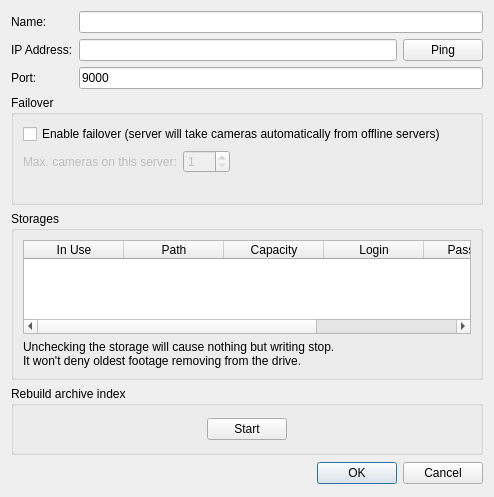
Qt form client/src/ui/dialogs/server_settings_dialog.ui (networkoptix/nx_open) before a commit.
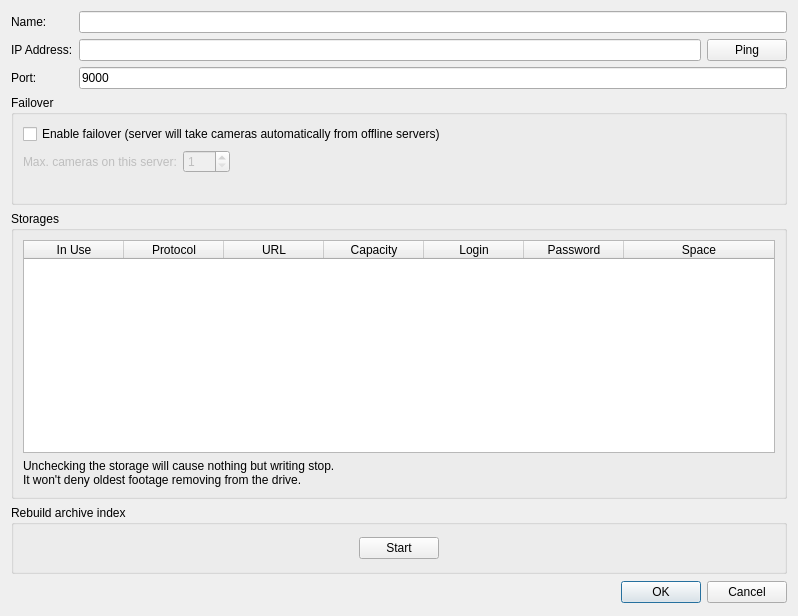
The same form after that commit. Custom widgets are drawn as their Qt base class.

Commit message:
#5703 #6023. Third-party storages related UI refactoring.
<==== Mercurial data ====>
Branch: feature_5703_storage

What changed in the file:
```diff
--- a/client/src/ui/dialogs/server_settings_dialog.ui
+++ b/client/src/ui/dialogs/server_settings_dialog.ui
@@ -6,8 +6,8 @@
    <rect>
     <x>0</x>
     <y>0</y>
-    <width>494</width>
-    <height>497</height>
+    <width>798</width>
+    <height>616</height>
    </rect>
   </property>
   <property name="windowTitle">
@@ -179,7 +179,7 @@
          <number>0</number>
         </property>
         <property name="columnCount">
-         <number>6</number>
+         <number>7</number>
         </property>
         <attribute name="horizontalHeaderVisible">
          <bool>true</bool>
@@ -203,7 +203,12 @@
         </column>
         <column>
          <property name="text">
-          <string>Path</string>
+          <string>Protocol</string>
+         </property>
+        </column>
+        <column>
+         <property name="text">
+          <string>URL</string>
          </property>
         </column>
         <column>
```
Left out of the diff: 22 changed lines with no effect on the pictures. The commit also changes 6 other files.
